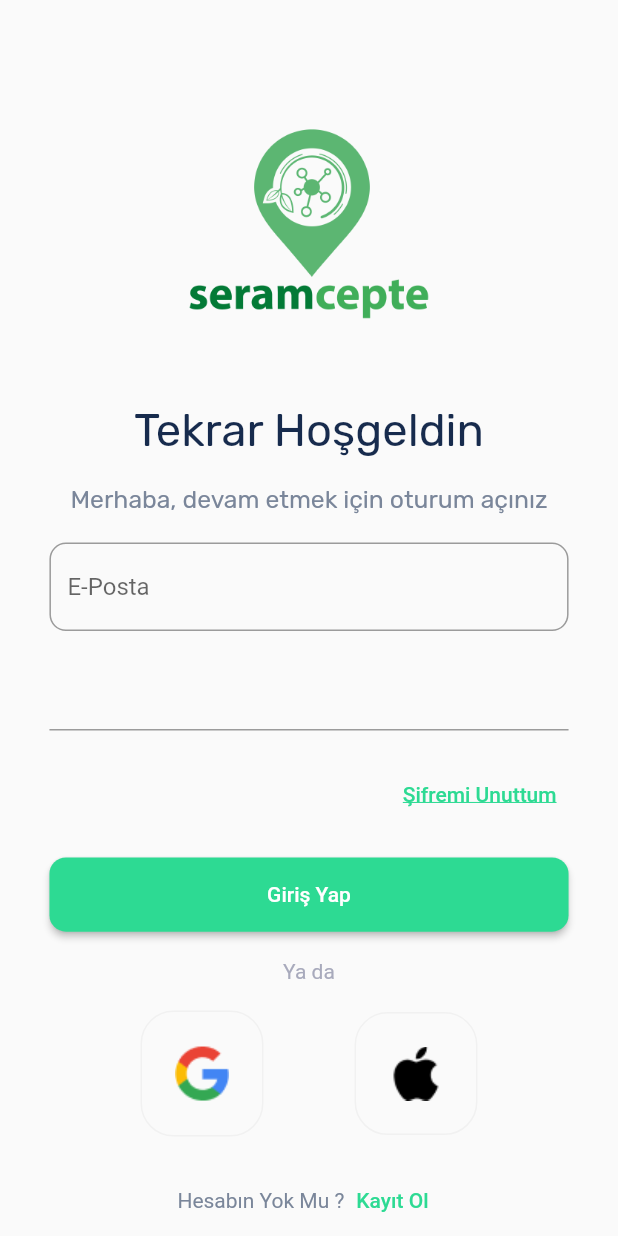
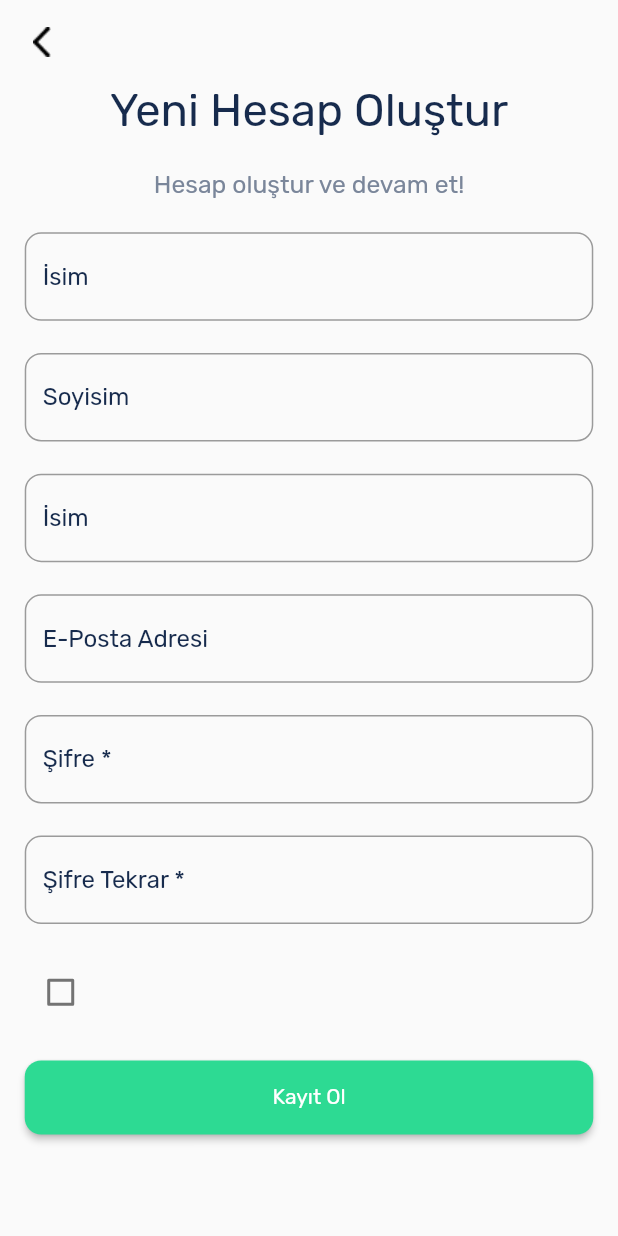
Before and after one commit to Palipa-Software/doxif, a Flutter app: the screen it shows after launch, after a tap on "Kayıt Ol", on a phone screen of 412 x 824 dp. Run offline on Flutter 3.47's test engine with Material 2 defaults, Android fonts, the phone set to English and light mode, and no system bars; drawn by our look-alikes of flutter_bounceable; our stand-ins replace cloud_firestore, firebase_auth, firebase_core, get, sizer; accounts and stored records are empty; network calls fail.

Commit message:
login part-2 register part-1

```diff
--- a/lib/main.dart
+++ b/lib/main.dart
@@ -1,10 +1,15 @@
+import 'package:firebase_auth/firebase_auth.dart';
+import 'package:firebase_core/firebase_core.dart';
 import 'package:flutter/material.dart';
 import 'package:get/get_navigation/get_navigation.dart';
 import 'package:sizer/sizer.dart';
 
 import 'package:tutorai/routes/routes.dart';
 
-void main() {
+Future<void> main() async {
+  WidgetsFlutterBinding.ensureInitialized();
+  await Firebase.initializeApp();
+  await FirebaseAuth.instance.useAuthEmulator('localhost', 9099);
   runApp(const MyApp());
 }
 
--- a/lib/modules/login/login_screen.dart
+++ b/lib/modules/login/login_screen.dart
@@ -3,7 +3,12 @@
 import 'package:sizer/sizer.dart';
 import 'package:tutorai/modules/login/login_controller.dart';
 import 'package:flutter_bounceable/flutter_bounceable.dart';
+import 'package:tutorai/routes/routes.dart';
 import 'package:tutorai/shared/constants/constants.dart';
+import 'package:tutorai/shared/constants/images.dart';
+
+import '../../shared/widgets/auth_custom_text_field.dart';
+import '../../shared/widgets/main_button.dart';
 
 class LoginScreen extends GetView<LoginController> {
   const LoginScreen({super.key});
@@ -15,34 +20,40 @@
     return Scaffold(
       appBar: AppBar(),
       body: Padding(
-        padding: EdgeInsets.symmetric(horizontal: 8.w),
+        padding: EdgeInsets.symmetric(horizontal: 4.w),
+        child: SingleChildScrollView(
           child: SizedBox(
             width: 100.w,
-          height: 100.h,
+            height: 90.h,
             child: Column(
               mainAxisAlignment: MainAxisAlignment.spaceBetween,
               children: [
-              Image.asset("assets/images/logo.png"),
+                Image.asset(ImagesPath.logo),
                 Text(
-                "Tekrar Hoşgeldin",
+                  AppStrings.loginTitle,
                   style: Theme.of(context).textTheme.headlineLarge,
                 ),
                 Text(
-                "Merhaba, devam etmek için oturum açınız",
+                  AppStrings.loginSubtitle,
                   style: Theme.of(context).textTheme.bodySmall,
                 ),
-              TextField(
+                SizedBox(
+                  height: 2.h,
+                ),
+                LoginTextField(
                   controller: emailController,
-                  decoration: InputDecoration(
-                    hintText: "E-Posta",
-                    border: OutlineInputBorder(
-                      borderRadius: BorderRadius.all(
-                        Radius.circular(8.sp),
+                  hintText: AppStrings.eposta,
+                  keyboardType: TextInputType.emailAddress,
+                  textInputAction: TextInputAction.next,
+                  color: const Color(0xFF7A869A),
                 ),
-                    ),
-                  )),
-              TextField(
+                LoginTextField(
                   controller: passwordController,
+                  hintText: AppStrings.password,
+                  keyboardType: TextInputType.visiblePassword,
+                  textInputAction: TextInputAction.done,
+                  obscureText: true,
+                  color: const Color(0xFF7A869A),
                 ),
                 Row(
                   mainAxisAlignment: MainAxisAlignment.end,
@@ -50,7 +61,7 @@
                     TextButton(
                         onPressed: () {},
                         child: Text(
-                        "Şifremi Unuttum",
+                          AppStrings.forgetPassword,
                           style: TextStyle(color: AppColors.appColor, decoration: TextDecoration.underline),
                         )),
                   ],
@@ -58,40 +69,36 @@
                 SizedBox(
                   width: 100.w,
                   height: 6.h,
-                child: ElevatedButton(
-                  style: ElevatedButton.styleFrom(
-                    shape: RoundedRectangleBorder(borderRadius: BorderRadius.circular(8.sp)),
-                    backgroundColor: AppColors.appColor,
-                  ),
-                  onPressed: () {},
-                  child: const Text("Giriş Yap"),
-                ),
+                  child: MainButton(onPressed: () {}, title: AppStrings.login),
                 ),
                 const Text(
-                "Ya da",
+                  AppStrings.or,
                   style: TextStyle(color: Color(0xFFA8AABC)),
                 ),
                 Row(mainAxisAlignment: MainAxisAlignment.spaceEvenly, children: [
-                _SocialIconButton(imagePath: "ic_google", onPressed: () {}),
-                _SocialIconButton(imagePath: "ic_apple", onPressed: () {})
+                  _SocialIconButton(imagePath: ImagesPath.icGoogle, onPressed: () {}),
+                  _SocialIconButton(imagePath: ImagesPath.icApple, onPressed: () {})
                 ]),
                 Row(
                   mainAxisAlignment: MainAxisAlignment.center,
                   children: [
                     const Text(
-                    "Hesabın Yok Mu ?",
+                      AppStrings.notAccount,
                       style: TextStyle(color: Color(0xFF7a869a)),
                     ),
                     TextButton(
-                    onPressed: () {},
+                      onPressed: () {
+                        Get.toNamed(Routes.REGISTER);
+                      },
                       child: Text(
-                      "Kayıt Ol",
+                        AppStrings.createAccount,
                         style: TextStyle(color: AppColors.appColor),
                       ),
                     )
                   ],
                 )
               ],
+            ),
           ),
         ),
       ),
@@ -111,7 +118,7 @@
         padding: EdgeInsets.all(16.sp),
         decoration: BoxDecoration(
             borderRadius: BorderRadius.circular(16.sp), border: Border.all(color: const Color(0xFFF1F1F1))),
-        child: Image.asset("assets/images/$imagePath.png"),
+        child: Image.asset(imagePath),
       ),
     );
   }
--- /dev/null
+++ b/lib/modules/register/register_binding.dart
@@ -0,0 +1,9 @@
+import 'package:get/get.dart';
+import 'package:tutorai/modules/register/register_controller.dart';
+
+class RegisterBinding implements Bindings {
+  @override
+  void dependencies() {
+    Get.lazyPut<RegisterController>(() => RegisterController());
+  }
+}
--- /dev/null
+++ b/lib/modules/register/register_controller.dart
@@ -0,0 +1,27 @@
+import 'package:cloud_firestore/cloud_firestore.dart';
+import 'package:firebase_auth/firebase_auth.dart';
+import 'package:flutter/material.dart';
+import 'package:get/get.dart';
+
+class RegisterController extends GetxController {
+  TextEditingController nameController = TextEditingController();
+  TextEditingController surnameController = TextEditingController();
+  TextEditingController phoneController = TextEditingController();
+  TextEditingController emailController = TextEditingController();
+  TextEditingController passwordController = TextEditingController();
+  TextEditingController rePasswordController = TextEditingController();
+  RxBool checkBox = false.obs;
+  final FirebaseAuth _auth = FirebaseAuth.instance;
+  final FirebaseFirestore _firestore = FirebaseFirestore.instance;
+  Future<User?> createUser(
+      String name, String surname, String phone, String email, String password, String rePassword) async {
+    var user = await _auth.createUserWithEmailAndPassword(email: email, password: password);
+    await _firestore.collection("users").doc(user.user?.uid).set({
+      "name": name,
+      "surname": surname,
+      "phone": phone,
+      "email": email,
+    });
+    return user.user;
+  }
+}
--- /dev/null
+++ b/lib/modules/register/register_screen.dart
@@ -0,0 +1,107 @@
+import 'package:flutter/material.dart';
+import 'package:flutter_bounceable/flutter_bounceable.dart';
+import 'package:get/get.dart';
+import 'package:sizer/sizer.dart';
+import 'package:tutorai/modules/register/register_controller.dart';
+import 'package:tutorai/shared/constants/constants.dart';
+import 'package:tutorai/shared/constants/images.dart';
+import 'package:tutorai/shared/widgets/main_button.dart';
+
+import '../../shared/widgets/auth_custom_text_field.dart';
+
+class RegisterScreen extends GetView<RegisterController> {
+  const RegisterScreen({super.key});
+  @override
+  Widget build(BuildContext context) {
+    return Scaffold(
+      appBar: AppBar(leading: Bounceable(onTap: () => Get.back(), child: Image.asset(ImagesPath.icBack))),
+      body: Padding(
+        padding: EdgeInsets.symmetric(horizontal: 4.w),
+        child: SingleChildScrollView(
+          child: SizedBox(
+            width: 100.w,
+            height: 85.h,
+            child: Column(
+              mainAxisAlignment: MainAxisAlignment.spaceBetween,
+              children: [
+                Text(
+                  "Yeni Hesap Oluştur",
+                  style: Theme.of(context).textTheme.headlineLarge,
+                ),
+                Text(
+                  "Hesap oluştur ve devam et!",
+                  style: Theme.of(context).textTheme.bodySmall,
+                ),
+                LoginTextField(
+                  controller: controller.nameController,
+                  hintText: "İsim",
+                  keyboardType: TextInputType.text,
+                  textInputAction: TextInputAction.next,
+                ),
+                LoginTextField(
+                  controller: controller.surnameController,
+                  hintText: "Soyisim",
+                  keyboardType: TextInputType.text,
+                  textInputAction: TextInputAction.next,
+                ),
+                LoginTextField(
+                  controller: controller.phoneController,
+                  hintText: "İsim",
+                  keyboardType: TextInputType.phone,
+                  textInputAction: TextInputAction.next,
+                ),
+                LoginTextField(
+                  controller: controller.emailController,
+                  hintText: "E-Posta Adresi",
+                  keyboardType: TextInputType.emailAddress,
+                  textInputAction: TextInputAction.next,
+                ),
+                LoginTextField(
+                  controller: controller.passwordController,
+                  hintText: "Şifre *",
+                  keyboardType: TextInputType.visiblePassword,
+                  textInputAction: TextInputAction.next,
+                  obscureText: true,
+                ),
+                LoginTextField(
+                  controller: controller.rePasswordController,
+                  hintText: "Şifre Tekrar *",
+                  keyboardType: TextInputType.visiblePassword,
+                  textInputAction: TextInputAction.done,
+                  obscureText: true,
+                ),
+                Obx(
+                  () => Row(
+                    children: [
+                      Checkbox(
+                        activeColor: AppColors.appColor,
+                        value: controller.checkBox.value,
+                        onChanged: (value) {
+                          controller.checkBox.value = value!;
+                        },
+                      )
+                    ],
+                  ),
+                ),
+                SizedBox(
+                    width: 100.w,
+                    height: 6.h,
+                    child: MainButton(
+                        onPressed: () {
+                          controller.createUser(
+                              controller.nameController.text,
+                              controller.surnameController.text,
+                              controller.phoneController.text,
+                              controller.emailController.text,
+                              controller.passwordController.text,
+                              controller.rePasswordController.text);
+                        },
+                        title: "Kayıt Ol"))
+              ],
+            ),
+          ),
+        ),
+      ),
+    );
+  }
+}
--- a/lib/routes/app_pages.dart
+++ b/lib/routes/app_pages.dart
@@ -1,6 +1,8 @@
 import 'package:get/get.dart';
 import 'package:tutorai/modules/login/login_binding.dart';
 import 'package:tutorai/modules/login/login_screen.dart';
+import 'package:tutorai/modules/register/register_binding.dart';
+import 'package:tutorai/modules/register/register_screen.dart';
 import '../modules/menuScreen/menu_screen.dart';
 import '../modules/menuScreen/menu_screen_binding.dart';
 
@@ -16,6 +18,11 @@
       binding: LoginBinding(),
     ),
     GetPage(
+      name: Routes.REGISTER,
+      page: () => const RegisterScreen(),
+      binding: RegisterBinding(),
+    ),
+    GetPage(
       name: Routes.MENU,
       page: () => const MenuScreen(),
       binding: MenuScreenBinding(),
--- a/lib/routes/app_routes.dart
+++ b/lib/routes/app_routes.dart
@@ -2,5 +2,6 @@
 
 abstract class Routes {
   static const LOGIN = '/login';
-  static const MENU = '/home';
+  static const REGISTER = '/register';
+  static const MENU = '/menu';
 }
--- /dev/null
+++ b/lib/shared/constants/images.dart
@@ -0,0 +1,7 @@
+class ImagesPath {
+  ImagesPath._();
+  static const logo = "assets/images/logo.png";
+  static const icGoogle = "assets/images/ic_google.png";
+  static const icApple = "assets/images/ic_apple.png";
+  static const icBack = "assets/images/ic_back.png";
+}
--- a/lib/shared/constants/strings.dart
+++ b/lib/shared/constants/strings.dart
@@ -1,18 +1,14 @@
 class AppStrings {
   AppStrings._();
 
-// SPLASH SCREEN
-  static const splash1Title = "Welcome to TutorAI";
-  static const splash1Subtitle =
-      "TutorAI is a last generation Artificial Intelligence built to be your personal tutor for school tasks.";
-  static const splash2Title = "Generate any Text";
-  static const splash2Subtitle =
-      'TutorAI will be able to generate extremely sophisticated and well done texts such as themes, researches and summaries.';
-  static const splash3Title = "Solve any Maths problem";
-  static const splash3Subtitle =
-      'The latest technologies let TutorAI solve any kind of problem whether it’s arithmetic, algebra or a text problem.';
-  static const splash4Title = "TutorAI knows every subject";
-  static const splash4Subtitle =
-      'You can ask any single question, about every topic and every subject, TutorAI will provide you the best answers in any case!';
-  static const skip = "Skip";
+//Login
+  static const String loginTitle = "Tekrar Hoşgeldin";
+  static const String loginSubtitle = "Merhaba, devam etmek için oturum açınız";
+  static const String eposta = "E-Posta";
+  static const String password = "Parola";
+  static const String forgetPassword = "Şifremi Unuttum";
+  static const String login = "Giriş Yap";
+  static const String or = "Ya da";
+  static const String notAccount = "Hesabın Yok Mu ?";
+  static const String createAccount = "Kayıt Ol";
 }
--- /dev/null
+++ b/lib/shared/widgets/auth_custom_text_field.dart
@@ -0,0 +1,43 @@
+import 'package:flutter/material.dart';
+import 'package:sizer/sizer.dart';
+
+class LoginTextField extends StatelessWidget {
+  const LoginTextField(
+      {super.key,
+      required this.controller,
+      required this.hintText,
+      required this.keyboardType,
+      required this.textInputAction,
+      this.obscureText,
+      this.color});
+
+  final TextEditingController controller;
+  final String hintText;
+  final TextInputType keyboardType;
+  final TextInputAction textInputAction;
+  final bool? obscureText;
+  final Color? color;
+
+  @override
+  Widget build(BuildContext context) {
+    return TextField(
+      obscureText: obscureText ?? false,
+      textInputAction: textInputAction,
+      controller: controller,
+      keyboardType: keyboardType,
+      decoration: InputDecoration(
+        hintStyle: TextStyle(color: color ?? const Color(0xFF172B4D), fontFamily: "Rubik Regular"),
+        labelStyle: const TextStyle(
+          fontFamily: "Rubik Regular",
+        ),
+        hintText: hintText,
+        border: OutlineInputBorder(
+          borderSide: const BorderSide(color: Color(0xFFE5E5E5)),
+          borderRadius: BorderRadius.all(
+            Radius.circular(8.sp),
+          ),
+        ),
+      ),
+    );
+  }
+}
--- /dev/null
+++ b/lib/shared/widgets/main_button.dart
@@ -0,0 +1,28 @@
+import 'package:flutter/material.dart';
+import 'package:sizer/sizer.dart';
+
+import '../constants/colors.dart';
+
+class MainButton extends StatelessWidget {
+  const MainButton({
+    super.key,
+    required this.onPressed,
+    required this.title,
+  });
+  final void Function() onPressed;
+  final String title;
+  @override
+  Widget build(BuildContext context) {
+    return ElevatedButton(
+      style: ElevatedButton.styleFrom(
+        shape: RoundedRectangleBorder(borderRadius: BorderRadius.circular(8.sp)),
+        backgroundColor: AppColors.appColor,
+      ),
+      onPressed: onPressed,
+      child: Text(
+        title,
+        style: const TextStyle(fontFamily: "Rubik Regular"),
+      ),
+    );
+  }
+}
--- a/pubspec.yaml
+++ b/pubspec.yaml
@@ -41,6 +41,8 @@
   google_fonts: ^3.0.1
   flutter_svg: ^1.1.6
   firebase_core: ^2.5.0
+  firebase_auth: ^4.2.6
+  cloud_firestore: ^4.3.2
 
 dev_dependencies:
   flutter_test:
```
Also changed, not shown: assets/images/ic_back.png (added), assets/images/ic_face.png (deleted), lib/modules/register/register.dart (added), pubspec.lock, 4 other files. Lines whose indentation alone changed are shown as unchanged.
